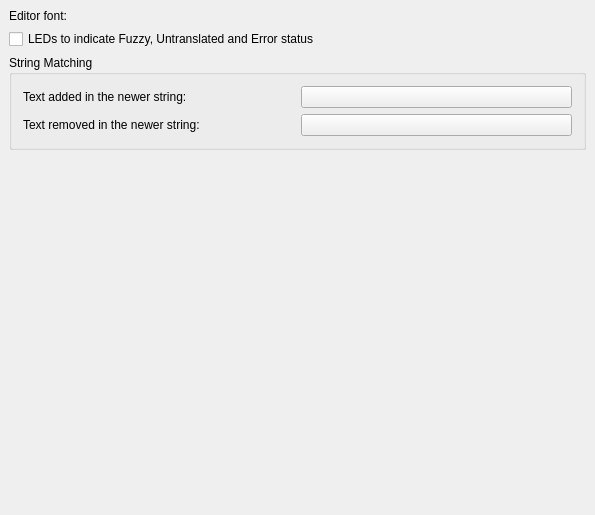
This is src/prefs/prefs_font.ui in KDE/lokalize as Qt 5 draws it before an edit. The edited form follows.
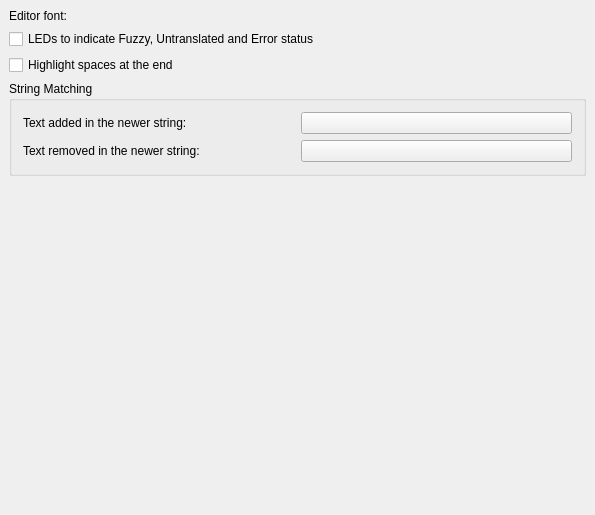
This is the edited form. Custom widgets are drawn as their Qt base class.

Commit message: Highlight spaces at end of strings

What changed in the file:
```diff
--- a/src/prefs/prefs_font.ui
+++ b/src/prefs/prefs_font.ui
@@ -10,22 +10,10 @@
    </rect>
   </property>
   <layout class="QGridLayout" >
-   <property name="leftMargin" >
+   <property name="margin" >
     <number>9</number>
    </property>
-   <property name="topMargin" >
-    <number>9</number>
-   </property>
-   <property name="rightMargin" >
-    <number>9</number>
-   </property>
-   <property name="bottomMargin" >
-    <number>9</number>
-   </property>
-   <property name="horizontalSpacing" >
-    <number>6</number>
-   </property>
-   <property name="verticalSpacing" >
+   <property name="spacing" >
     <number>6</number>
    </property>
    <item row="0" column="0" >
@@ -62,7 +50,7 @@
      </item>
     </layout>
    </item>
-   <item row="1" column="0" >
+   <item row="3" column="0" >
     <widget class="QGroupBox" name="groupBox" >
      <property name="whatsThis" >
       <string>Text colors for the changes in the message.</string>
@@ -114,12 +102,12 @@
      </layout>
     </widget>
    </item>
-   <item row="2" column="0" >
+   <item row="4" column="0" >
     <spacer>
      <property name="orientation" >
       <enum>Qt::Vertical</enum>
      </property>
-     <property name="sizeHint" >
+     <property name="sizeHint" stdset="0" >
       <size>
        <width>20</width>
        <height>40</height>
@@ -127,6 +115,16 @@
      </property>
     </spacer>
    </item>
+   <item row="1" column="0" >
+    <widget class="QCheckBox" name="kcfg_HighlightSpaces" >
+     <property name="toolTip" >
+      <string>Check to see if a string ends in a space (which is often important when displaying it in the user interface, or when it gets concatenated with others).</string>
+     </property>
+     <property name="text" >
+      <string>Highlight spaces at the end</string>
+     </property>
+    </widget>
+   </item>
   </layout>
  </widget>
  <layoutdefault spacing="6" margin="11" />
```
The commit also changes 5 other files.
